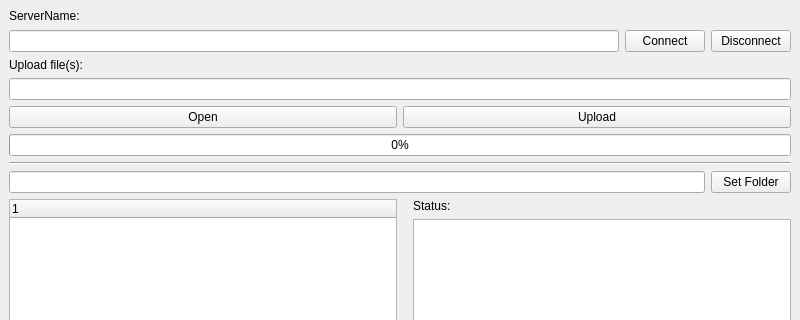
Before: the Qt Designer form tebrafile/mainwindow.ui in MATF-RS20/RS022-tebrafile, drawn with Qt 5; both pictures show x 0 to 800 and y 0 to 320 of the 800 by 600 pixel window.
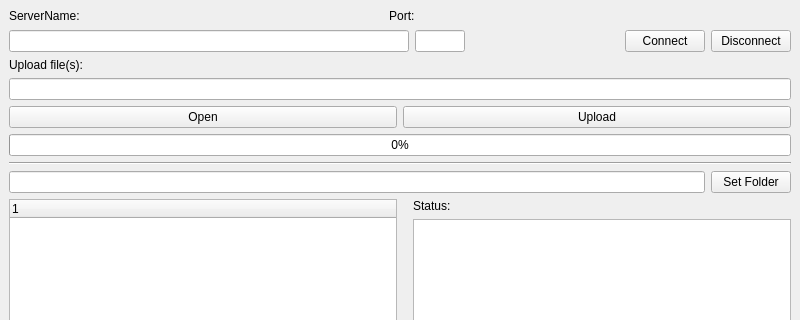
After: the same form once the commit is applied.

Commit message: Create port input

The edit to the form file:
```diff
--- a/tebrafile/mainwindow.ui
+++ b/tebrafile/mainwindow.ui
@@ -18,7 +18,7 @@
     <item>
      <widget class="QLabel" name="label2">
       <property name="text">
-       <string>ServerName:</string>
+       <string>ServerName:                                                                                             Port:</string>
       </property>
      </widget>
     </item>
@@ -37,6 +37,35 @@
         </property>
        </widget>
       </item>
+      <item>
+       <widget class="QLineEdit" name="portLine">
+        <property name="enabled">
+         <bool>true</bool>
+        </property>
+        <property name="maximumSize">
+         <size>
+          <width>50</width>
+          <height>25</height>
+         </size>
+        </property>
+       </widget>
+      </item>
+      <item>
+       <spacer name="horizontalSpacer">
+        <property name="orientation">
+         <enum>Qt::Horizontal</enum>
+        </property>
+        <property name="sizeType">
+         <enum>QSizePolicy::MinimumExpanding</enum>
+        </property>
+        <property name="sizeHint" stdset="0">
+         <size>
+          <width>20</width>
+          <height>20</height>
+         </size>
+        </property>
+       </spacer>
+      </item>
       <item>
        <widget class="QPushButton" name="connectButton">
         <property name="text">
```
The commit also changes 4 other files.
